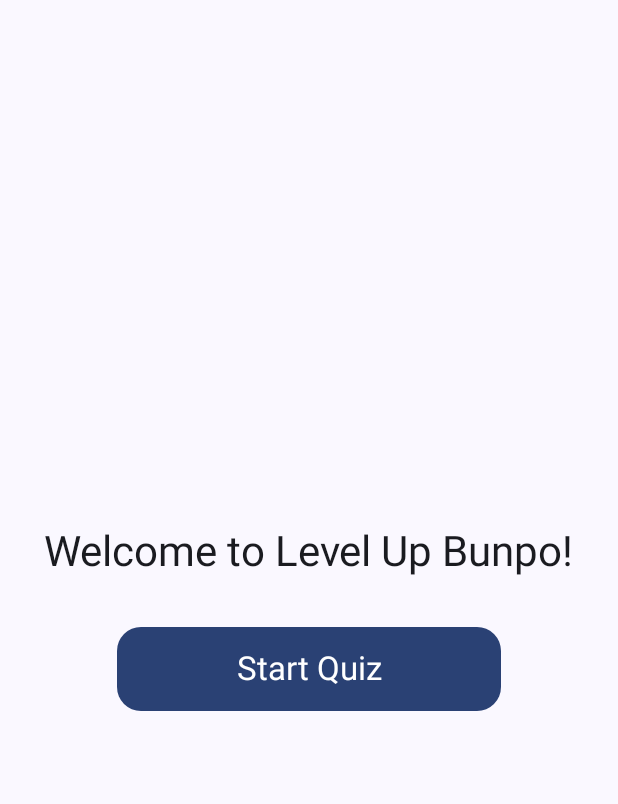
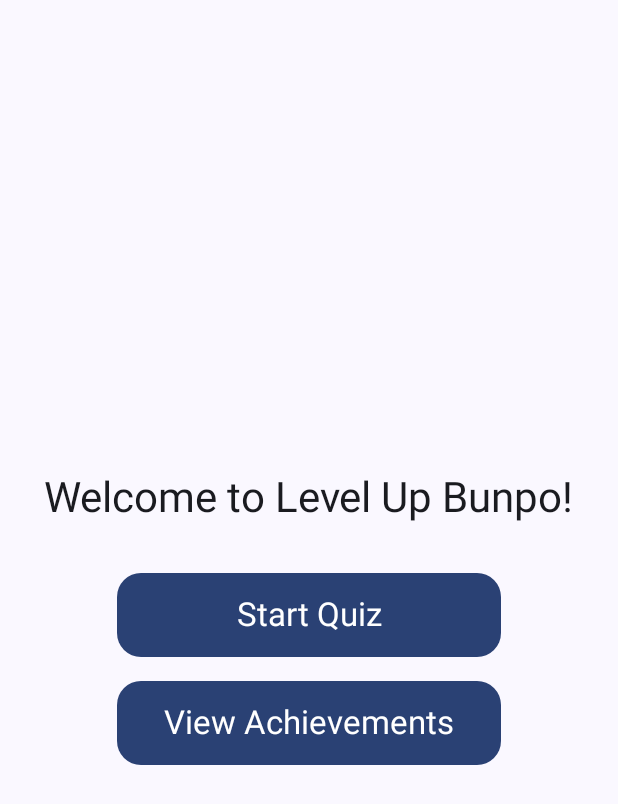
Before and after one commit to RodrigoKonzenKirch/LevelUpBunpo, an Android app built with Jetpack Compose: the screen it shows after launch (MainActivity), on a phone screen of 412 x 824 dp. Shown: the top 804 px of the screen. Run offline under Robolectric (Android 15) with nearby library versions, the phone set to English and light mode, and no system bars; our stand-ins replace Dagger/Hilt's generated code, Navigation 3.

Commit message:
feat: Add achievements button to WelcomeScreen
This commit introduces a "View Achievements" button on the `WelcomeScreen`.

The key changes include:
*   **New Button:** A `Button` has been added below the "Start Quiz" button.
*   **Navigation:** The `WelcomeScreen` composable now accepts an `onShowAchievements` lambda to handle navigation when the new button is clicked.

```diff
--- a/app/src/main/java/dev/rodrigo/levelupbunpo/ui/welcome/WelcomeScreen.kt
+++ b/app/src/main/java/dev/rodrigo/levelupbunpo/ui/welcome/WelcomeScreen.kt
@@ -19,7 +19,8 @@ import dev.rodrigo.levelupbunpo.R
 @Composable
 fun WelcomeScreen(
     modifier: Modifier = Modifier,
-    onStartQuiz: () -> Unit
+    onStartQuiz: () -> Unit,
+    onShowAchievements: () -> Unit
 ) {
     Column(
         modifier = modifier.fillMaxSize(),
@@ -43,5 +44,18 @@ fun WelcomeScreen(
                 style = MaterialTheme.typography.titleLarge
             )
         }
+        Spacer(modifier = Modifier.height(16.dp))
+        Button(
+            onClick = onShowAchievements,
+            modifier = Modifier
+                .height(56.dp)
+                .width(256.dp),
+            shape = MaterialTheme.shapes.large
+        ) {
+            Text(
+                text = "View Achievements",
+                style = MaterialTheme.typography.titleLarge
+            )
+        }
     }
 }
```
